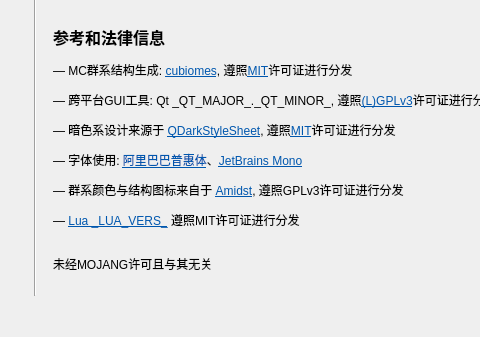
Qt form src/aboutdialog.ui (SunnySlopes/cubiomes-viewer) before a commit; both pictures show x 0 to 480 and y 187 to 524 of the 738 by 524 pixel window.
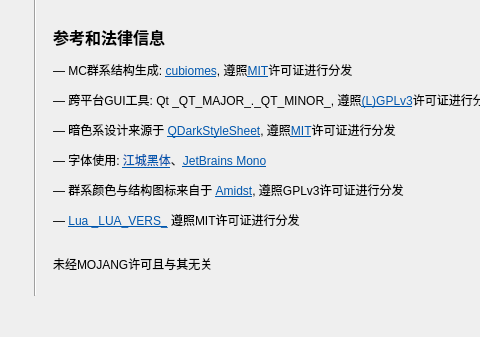
The same form after that commit. Icons and pictures are not drawn.

Commit message: 修改了子模块的链接地址，并更换了江城黑体作为主要使用字体

What changed in the file:
```diff
--- a/src/aboutdialog.ui
+++ b/src/aboutdialog.ui
@@ -27,7 +27,7 @@
    <item row="0" column="2" rowspan="2">
     <widget class="QLabel" name="label">
      <property name="text">
-      <string>&lt;html&gt;&lt;head/&gt;&lt;body&gt;&lt;p&gt;&lt;span style=&quot; font-size:16pt; font-weight:600;&quot;&gt;Cubiomes-Viewer 汉化版 _VERSION_&lt;/span&gt;&lt;/p&gt;&lt;p&gt;发布日期: _DATE_&lt;/p&gt;&lt;p&gt;原项目地址: &lt;a href=&quot;https://github.com/Cubitect/cubiomes-viewer&quot;&gt;&lt;span style=&quot; font-family:'Sans Serif'; text-decoration: underline; color:#0057ae;&quot;&gt;https://github.com/Cubitect/cubiomes-viewer&lt;/span&gt;&lt;/a&gt;&lt;/p&gt;&lt;p&gt;许可证: &lt;a href=&quot;https://www.gnu.org/licenses/gpl-3.0.en.html&quot;&gt;&lt;span style=&quot; font-family:'Sans Serif'; text-decoration: underline; color:#0057ae;&quot;&gt;GPLv3&lt;/span&gt;&lt;/a&gt;&lt;/p&gt;&lt;p&gt;汉化版项目地址: &lt;a href=&quot;https://github.com/SunnySlopes/cubiomes-viewer&quot;&gt;&lt;span style=&quot; font-family:'Sans Serif'; text-decoration: underline; color:#0057ae;&quot;&gt;https://github.com/SunnySlopes/cubiomes-viewer&lt;/span&gt;&lt;/a&gt;&lt;/p&gt;&lt;p&gt;&lt;br/&gt;&lt;span style=&quot; font-size:12pt; font-weight:600;&quot;&gt;参考和法律信息&lt;/span&gt;&lt;/p&gt;&lt;p&gt;— MC群系结构生成: &lt;a href=&quot;https://github.com/Cubitect/cubiomes/&quot;&gt;&lt;span style=&quot; font-family:'Sans Serif'; text-decoration: underline; color:#0057ae;&quot;&gt;cubiomes&lt;/span&gt;&lt;/a&gt;, 遵照&lt;a href=&quot;https://mit-license.org/&quot;&gt;&lt;span style=&quot; font-family:'Sans Serif'; text-decoration: underline; color:#0057ae;&quot;&gt;MIT&lt;/span&gt;&lt;/a&gt;许可证进行分发&lt;/p&gt;&lt;p&gt;— 跨平台GUI工具: Qt _QT_MAJOR_._QT_MINOR_, 遵照&lt;a href=&quot;https://www.qt.io/licensing/&quot;&gt;&lt;span style=&quot; font-family:'Sans Serif'; text-decoration: underline; color:#0057ae;&quot;&gt;(L)GPLv3&lt;/span&gt;&lt;/a&gt;许可证进行分发&lt;/p&gt;&lt;p&gt;— 暗色系设计来源于 &lt;a href=&quot;https://github.com/ColinDuquesnoy/QDarkStyleSheet&quot;&gt;&lt;span style=&quot; font-family:'Sans Serif'; text-decoration: underline; color:#0057ae;&quot;&gt;QDarkStyleSheet&lt;/span&gt;&lt;/a&gt;, 遵照&lt;a href=&quot;https://mit-license.org/&quot;&gt;&lt;span style=&quot; font-family:'Sans Serif'; text-decoration: underline; color:#0057ae;&quot;&gt;MIT&lt;/span&gt;&lt;/a&gt;许可证进行分发&lt;/p&gt;&lt;p&gt;— 字体使用: &lt;a href=&quot; https://done.alibabadesign.com/puhuiti2.0&quot;&gt;&lt;span style=&quot; font-family:'Sans Serif'; text-decoration: underline; color:#0057ae;&quot;&gt;阿里巴巴普惠体&lt;/span&gt;&lt;/a&gt;、&lt;a href=&quot; https://www.jetbrains.com/lp/mono/&quot;&gt;&lt;span style=&quot; font-family:'Sans Serif'; text-decoration: underline; color:#0057ae;&quot;&gt;JetBrains Mono&lt;/span&gt;&lt;/a&gt;&lt;/p&gt;&lt;p&gt;— 群系颜色与结构图标来自于 &lt;a href=&quot;https://github.com/toolbox4minecraft/amidst&quot;&gt;&lt;span style=&quot; font-family:'Sans Serif'; text-decoration: underline; color:#0057ae;&quot;&gt;Amidst&lt;/span&gt;&lt;/a&gt;, 遵照GPLv3许可证进行分发&lt;/p&gt;&lt;p&gt;— &lt;a href=&quot;https://www.lua.org/license.html&quot;&gt;&lt;span style=&quot; font-family:'Sans Serif'; text-decoration: underline; color:#0057ae;&quot;&gt;Lua _LUA_VERS_&lt;/span&gt;&lt;/a&gt; 遵照MIT许可证进行分发&lt;br/&gt;&lt;/p&gt;&lt;p&gt;未经MOJANG许可且与其无关&lt;/p&gt;&lt;/body&gt;&lt;/html&gt;</string>
+      <string>&lt;html&gt;&lt;head/&gt;&lt;body&gt;&lt;p&gt;&lt;span style=&quot; font-size:16pt; font-weight:600;&quot;&gt;Cubiomes-Viewer 汉化版 _VERSION_&lt;/span&gt;&lt;/p&gt;&lt;p&gt;发布日期: _DATE_&lt;/p&gt;&lt;p&gt;原项目地址: &lt;a href=&quot;https://github.com/Cubitect/cubiomes-viewer&quot;&gt;&lt;span style=&quot; font-family:'Sans Serif'; text-decoration: underline; color:#0057ae;&quot;&gt;https://github.com/Cubitect/cubiomes-viewer&lt;/span&gt;&lt;/a&gt;&lt;/p&gt;&lt;p&gt;许可证: &lt;a href=&quot;https://www.gnu.org/licenses/gpl-3.0.en.html&quot;&gt;&lt;span style=&quot; font-family:'Sans Serif'; text-decoration: underline; color:#0057ae;&quot;&gt;GPLv3&lt;/span&gt;&lt;/a&gt;&lt;/p&gt;&lt;p&gt;汉化版项目地址: &lt;a href=&quot;https://github.com/SunnySlopes/cubiomes-viewer&quot;&gt;&lt;span style=&quot; font-family:'Sans Serif'; text-decoration: underline; color:#0057ae;&quot;&gt;https://github.com/SunnySlopes/cubiomes-viewer&lt;/span&gt;&lt;/a&gt;&lt;/p&gt;&lt;p&gt;&lt;br/&gt;&lt;span style=&quot; font-size:12pt; font-weight:600;&quot;&gt;参考和法律信息&lt;/span&gt;&lt;/p&gt;&lt;p&gt;— MC群系结构生成: &lt;a href=&quot;https://github.com/Cubitect/cubiomes/&quot;&gt;&lt;span style=&quot; font-family:'Sans Serif'; text-decoration: underline; color:#0057ae;&quot;&gt;cubiomes&lt;/span&gt;&lt;/a&gt;, 遵照&lt;a href=&quot;https://mit-license.org/&quot;&gt;&lt;span style=&quot; font-family:'Sans Serif'; text-decoration: underline; color:#0057ae;&quot;&gt;MIT&lt;/span&gt;&lt;/a&gt;许可证进行分发&lt;/p&gt;&lt;p&gt;— 跨平台GUI工具: Qt _QT_MAJOR_._QT_MINOR_, 遵照&lt;a href=&quot;https://www.qt.io/licensing/&quot;&gt;&lt;span style=&quot; font-family:'Sans Serif'; text-decoration: underline; color:#0057ae;&quot;&gt;(L)GPLv3&lt;/span&gt;&lt;/a&gt;许可证进行分发&lt;/p&gt;&lt;p&gt;— 暗色系设计来源于 &lt;a href=&quot;https://github.com/ColinDuquesnoy/QDarkStyleSheet&quot;&gt;&lt;span style=&quot; font-family:'Sans Serif'; text-decoration: underline; color:#0057ae;&quot;&gt;QDarkStyleSheet&lt;/span&gt;&lt;/a&gt;, 遵照&lt;a href=&quot;https://mit-license.org/&quot;&gt;&lt;span style=&quot; font-family:'Sans Serif'; text-decoration: underline; color:#0057ae;&quot;&gt;MIT&lt;/span&gt;&lt;/a&gt;许可证进行分发&lt;/p&gt;&lt;p&gt;— 字体使用: &lt;a href=&quot; https://www.maoken.com/freefonts/5275.html&quot;&gt;&lt;span style=&quot; font-family:'Sans Serif'; text-decoration: underline; color:#0057ae;&quot;&gt;江城黑体&lt;/span&gt;&lt;/a&gt;、&lt;a href=&quot; https://www.jetbrains.com/lp/mono/&quot;&gt;&lt;span style=&quot; font-family:'Sans Serif'; text-decoration: underline; color:#0057ae;&quot;&gt;JetBrains Mono&lt;/span&gt;&lt;/a&gt;&lt;/p&gt;&lt;p&gt;— 群系颜色与结构图标来自于 &lt;a href=&quot;https://github.com/toolbox4minecraft/amidst&quot;&gt;&lt;span style=&quot; font-family:'Sans Serif'; text-decoration: underline; color:#0057ae;&quot;&gt;Amidst&lt;/span&gt;&lt;/a&gt;, 遵照GPLv3许可证进行分发&lt;/p&gt;&lt;p&gt;— &lt;a href=&quot;https://www.lua.org/license.html&quot;&gt;&lt;span style=&quot; font-family:'Sans Serif'; text-decoration: underline; color:#0057ae;&quot;&gt;Lua _LUA_VERS_&lt;/span&gt;&lt;/a&gt; 遵照MIT许可证进行分发&lt;br/&gt;&lt;/p&gt;&lt;p&gt;未经MOJANG许可且与其无关&lt;/p&gt;&lt;/body&gt;&lt;/html&gt;</string>
      </property>
      <property name="openExternalLinks">
       <bool>true</bool>
```
The commit also changes 7 other files.
